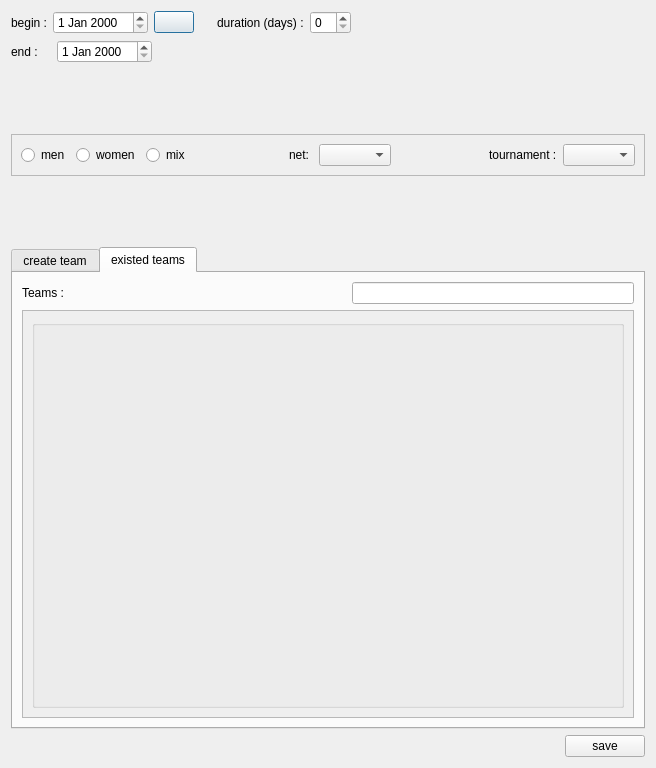
Sautenko-Andrey/BVB_Manager, file BVB_Manager/tournamentcreator.ui: the form before one commit.
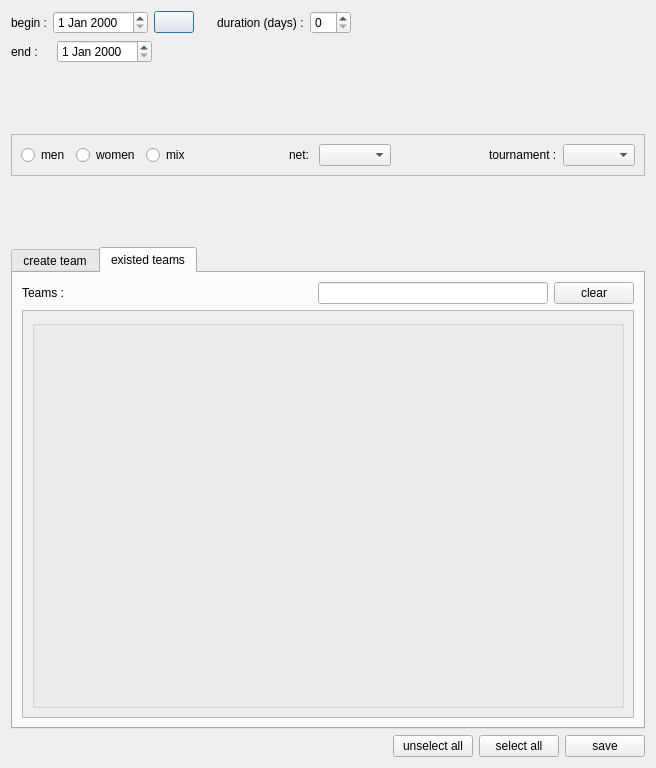
The form after the commit. Icons and pictures are not drawn.

The edit to the form file:
```diff
--- a/BVB_Manager/tournamentcreator.ui
+++ b/BVB_Manager/tournamentcreator.ui
@@ -19,7 +19,7 @@
   <property name="windowTitle">
    <string>Dialog</string>
   </property>
-  <layout class="QHBoxLayout" name="horizontalLayout_10">
+  <layout class="QVBoxLayout" name="verticalLayout_5">
    <item>
     <layout class="QVBoxLayout" name="verticalLayout_4">
      <item>
@@ -288,6 +288,13 @@
              <item>
               <widget class="QLineEdit" name="searchByNameLine"/>
              </item>
+             <item>
+              <widget class="QPushButton" name="clearSearchLineButton">
+               <property name="text">
+                <string>clear</string>
+               </property>
+              </widget>
+             </item>
             </layout>
            </item>
            <item>
@@ -341,6 +348,20 @@
            </property>
           </spacer>
          </item>
+         <item>
+          <widget class="QPushButton" name="unselectAllTeamsButton">
+           <property name="text">
+            <string>unselect all</string>
+           </property>
+          </widget>
+         </item>
+         <item>
+          <widget class="QPushButton" name="selectAllTeamsButton">
+           <property name="text">
+            <string>select all</string>
+           </property>
+          </widget>
+         </item>
          <item>
           <widget class="QPushButton" name="addButton">
            <property name="text">
```
